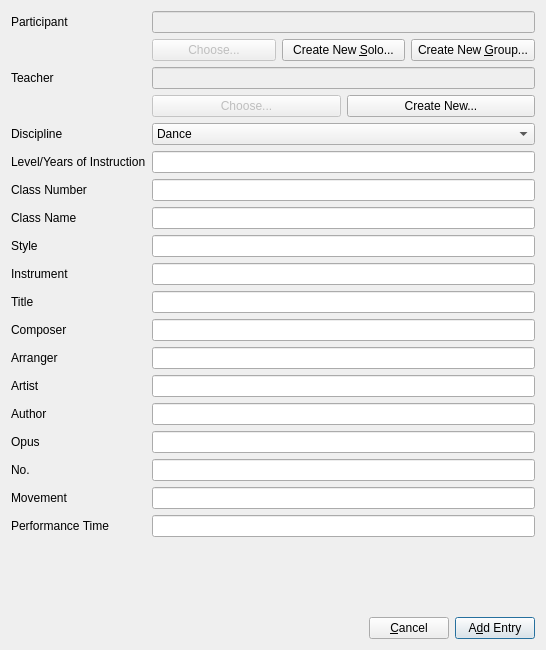
Above: Forms/ui_addEntryDialog.ui from diana134/afs before the change. Below: the same form after it.
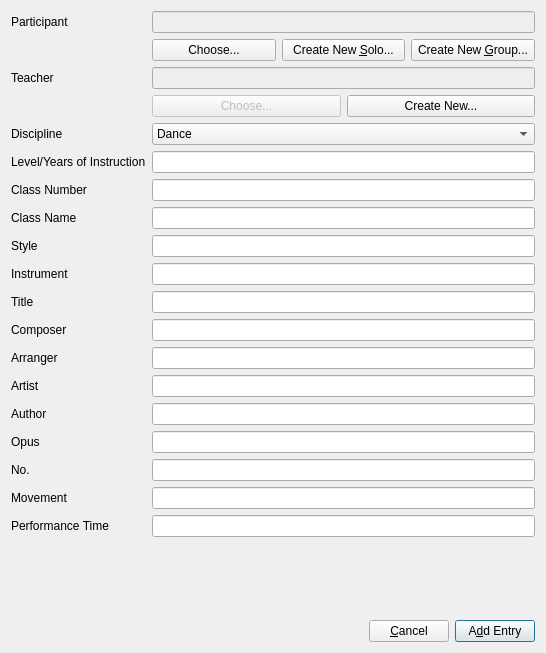
That is the form after the change.

Patch:
```diff
--- a/Forms/ui_addEntryDialog.ui
+++ b/Forms/ui_addEntryDialog.ui
@@ -10,7 +10,7 @@
     <x>0</x>
     <y>0</y>
     <width>546</width>
-    <height>650</height>
+    <height>653</height>
    </rect>
   </property>
   <property name="windowTitle">
@@ -74,7 +74,7 @@
        <item row="0" column="0">
         <widget class="QPushButton" name="chooseParticipantBtn">
          <property name="enabled">
-          <bool>false</bool>
+          <bool>true</bool>
          </property>
          <property name="toolTip">
           <string>TODO</string>
```
